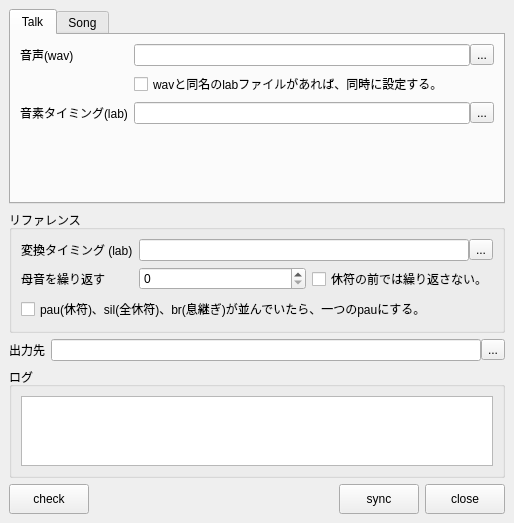
nakano000/Resolve_Script, file library/python/rs/tool/voice_sync/voice_sync.ui: the form before one commit.
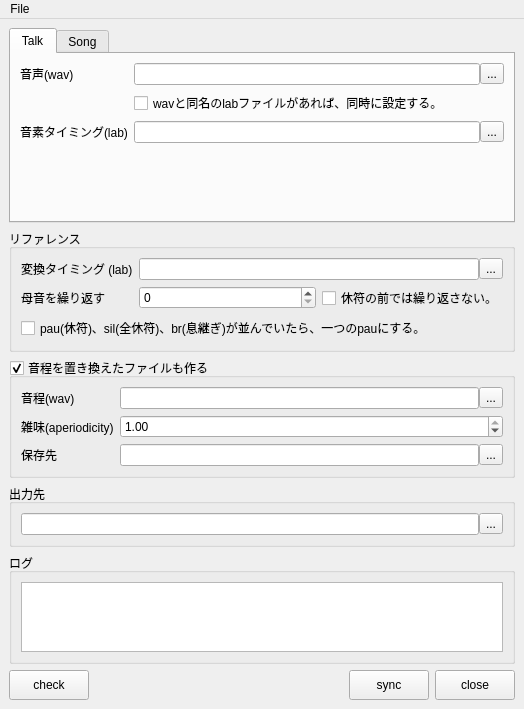
The form after the commit. The open tabs and pages were chosen to show the change. Custom widgets are drawn as their Qt base class.

Commit message: file save open, pitch置き換え機能追加

What changed in the file:
```diff
--- a/library/python/rs/tool/voice_sync/voice_sync.ui
+++ b/library/python/rs/tool/voice_sync/voice_sync.ui
@@ -6,15 +6,15 @@
    <rect>
     <x>0</x>
     <y>0</y>
-    <width>514</width>
-    <height>492</height>
+    <width>524</width>
+    <height>657</height>
    </rect>
   </property>
   <property name="windowTitle">
    <string>MainWindow</string>
   </property>
   <widget class="QWidget" name="centralwidget">
-   <layout class="QVBoxLayout" name="verticalLayout_5">
+   <layout class="QVBoxLayout" name="verticalLayout_6">
     <item>
      <widget class="QTabWidget" name="tabWidget">
       <property name="currentIndex">
@@ -281,14 +281,88 @@
      </widget>
     </item>
     <item>
-     <layout class="QHBoxLayout" name="horizontalLayout_9">
+     <widget class="QGroupBox" name="useReplaceGroupBox">
+      <property name="title">
+       <string notr="true">音程を置き換えたファイルも作る</string>
+      </property>
+      <property name="checkable">
+       <bool>true</bool>
+      </property>
+      <layout class="QFormLayout" name="formLayout_3">
+       <item row="0" column="0">
+        <widget class="QLabel" name="label_5">
+         <property name="text">
+          <string>音程(wav)</string>
+         </property>
+        </widget>
+       </item>
+       <item row="0" column="1">
+        <layout class="QHBoxLayout" name="horizontalLayout_11">
+         <property name="spacing">
+          <number>0</number>
+         </property>
       <item>
-       <widget class="QLabel" name="destLabel">
+          <widget class="QLineEdit" name="pitchWavLineEdit"/>
+         </item>
+         <item>
+          <widget class="QToolButton" name="pitchWavToolButton">
         <property name="text">
-         <string>出力先</string>
+            <string>...</string>
         </property>
        </widget>
       </item>
+        </layout>
+       </item>
+       <item row="1" column="0">
+        <widget class="QLabel" name="label_6">
+         <property name="text">
+          <string>雑味(aperiodicity)</string>
+         </property>
+        </widget>
+       </item>
+       <item row="1" column="1">
+        <widget class="QDoubleSpinBox" name="apValueSpinBox">
+         <property name="maximum">
+          <double>1.000000000000000</double>
+         </property>
+         <property name="value">
+          <double>1.000000000000000</double>
+         </property>
+        </widget>
+       </item>
+       <item row="2" column="1">
+        <layout class="QHBoxLayout" name="horizontalLayout_13">
+         <property name="spacing">
+          <number>0</number>
+         </property>
+         <item>
+          <widget class="QLineEdit" name="replacedWavLineEdit"/>
+         </item>
+         <item>
+          <widget class="QToolButton" name="replacedWavToolButton">
+           <property name="text">
+            <string>...</string>
+           </property>
+          </widget>
+         </item>
+        </layout>
+       </item>
+       <item row="2" column="0">
+        <widget class="QLabel" name="replaceWavLabel">
+         <property name="text">
+          <string>保存先</string>
+         </property>
+        </widget>
+       </item>
+      </layout>
+     </widget>
+    </item>
+    <item>
+     <widget class="QGroupBox" name="groupBox_4">
+      <property name="title">
+       <string notr="true">出力先</string>
+      </property>
+      <layout class="QVBoxLayout" name="verticalLayout_5">
       <item>
        <layout class="QHBoxLayout" name="horizontalLayout">
         <property name="spacing">
@@ -307,6 +381,7 @@
        </layout>
       </item>
      </layout>
+     </widget>
     </item>
     <item>
      <widget class="QGroupBox" name="logGroupBox">
@@ -397,6 +472,59 @@
     </item>
    </layout>
   </widget>
+  <widget class="QMenuBar" name="menubar">
+   <property name="geometry">
+    <rect>
+     <x>0</x>
+     <y>0</y>
+     <width>524</width>
+     <height>21</height>
+    </rect>
+   </property>
+   <widget class="QMenu" name="menuFile">
+    <property name="title">
+     <string>File</string>
+    </property>
+    <addaction name="actionNew"/>
+    <addaction name="actionOpen"/>
+    <addaction name="actionSave"/>
+    <addaction name="separator"/>
+    <addaction name="actionExit"/>
+   </widget>
+   <addaction name="menuFile"/>
+  </widget>
+  <action name="actionOpen">
+   <property name="text">
+    <string>Open</string>
+   </property>
+   <property name="shortcut">
+    <string>Ctrl+O</string>
+   </property>
+  </action>
+  <action name="actionSave">
+   <property name="text">
+    <string>Save</string>
+   </property>
+   <property name="shortcut">
+    <string>Ctrl+S</string>
+   </property>
+  </action>
+  <action name="actionExit">
+   <property name="text">
+    <string>Exit</string>
+   </property>
+   <property name="shortcut">
+    <string>Ctrl+Q</string>
+   </property>
+  </action>
+  <action name="actionNew">
+   <property name="text">
+    <string>New</string>
+   </property>
+   <property name="shortcut">
+    <string>Ctrl+N</string>
+   </property>
+  </action>
  </widget>
  <customwidgets>
   <customwidget>
```
Left out of the diff: 2 changed lines with no effect on the pictures. Lines whose indentation alone changed are shown as unchanged. The commit also changes 2 other files.
